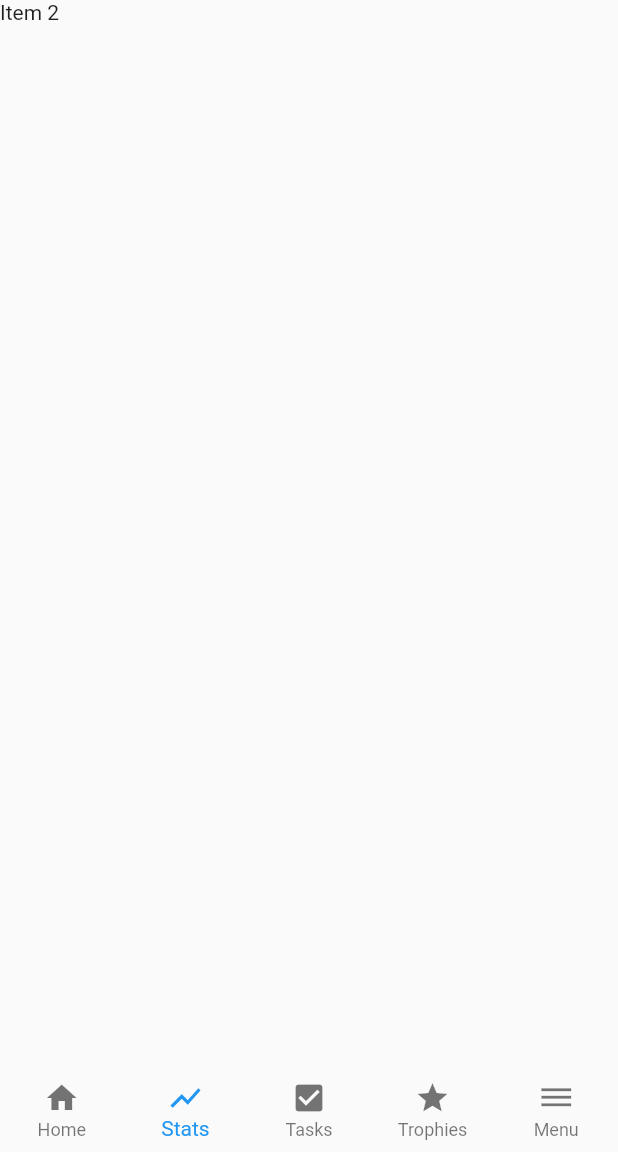
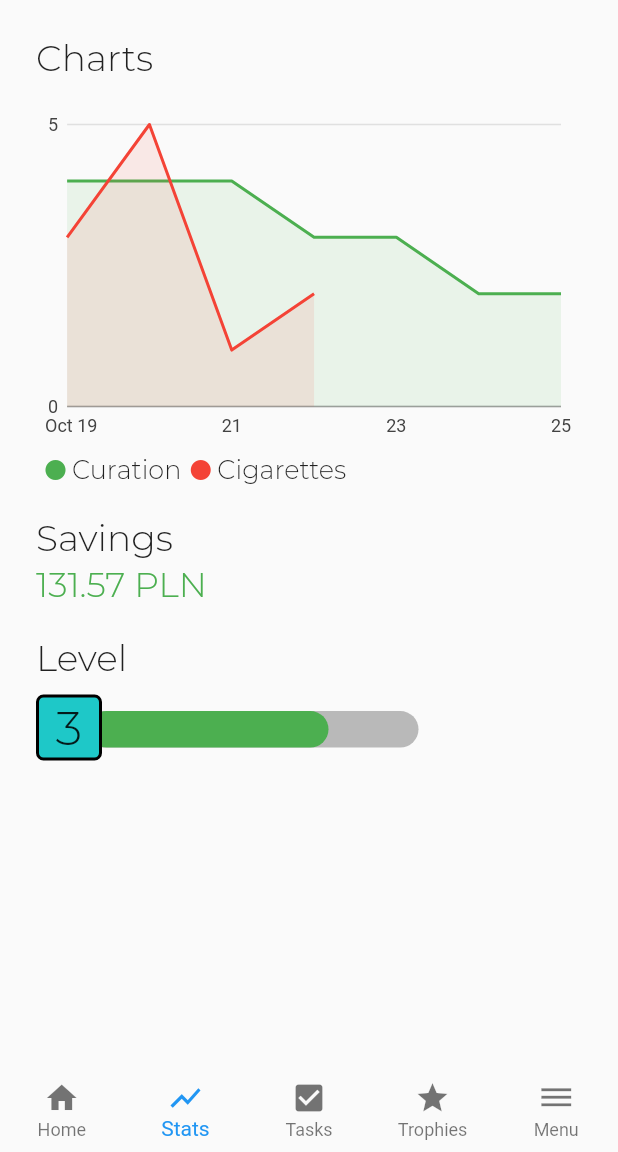
Before and after one commit to agr0chal/Niquit, a Flutter app: the screen it shows after launch, item 2 of the bottom bar chosen, on a phone screen of 412 x 824 dp, the part 84-1236 px from its top. Run offline on Flutter 3.47's test engine with Material 2 defaults, Android fonts, the phone set to English and light mode, and no system bars; our stand-ins replace charts_flutter, sqflite; accounts and stored records are empty.

```diff
--- /dev/null
+++ b/lib/CigChart.dart
@@ -0,0 +1,80 @@
+/// Example of a stacked area chart.
+import 'package:charts_flutter/flutter.dart' as charts;
+import 'package:flutter/material.dart';
+import 'package:niquit/CigSeries.dart';
+
+class SimpleTimeSeriesChart extends StatelessWidget {
+  const SimpleTimeSeriesChart(this.seriesList);
+
+  factory SimpleTimeSeriesChart.withData() {
+    return SimpleTimeSeriesChart(
+      _getData(),
+    );
+  }
+
+  final List<charts.Series<CigSeries, DateTime>> seriesList;
+
+  @override
+  Widget build(BuildContext context) {
+    return Container(
+      height: 230,
+      child: charts.TimeSeriesChart(
+        seriesList,
+        defaultRenderer:
+            new charts.LineRendererConfig(includeArea: true, stacked: false),
+        animate: false,
+        dateTimeFactory: const charts.LocalDateTimeFactory(),
+        domainAxis: charts.DateTimeAxisSpec(
+          tickFormatterSpec: charts.AutoDateTimeTickFormatterSpec(
+            day: charts.TimeFormatterSpec(
+              format: 'EEE',
+              transitionFormat: 'EEE',
+            ),
+          ),
+        ),
+      ),
+    );
+  }
+
+  /// Create one series with sample hard coded data.
+  static List<charts.Series<CigSeries, DateTime>> _getData() {
+    DateTime now = DateTime.now();
+    final date = DateTime(now.year, now.month, now.day);
+
+    final List<CigSeries> cigs = <CigSeries>[
+      CigSeries(date.subtract(Duration(days: 3)), 3),
+      CigSeries(date.subtract(Duration(days: 2)), 5),
+      CigSeries(date.subtract(Duration(days: 1)), 1),
+      CigSeries(date, 2),
+      /*CigSeries(date.add(new Duration(days: 1)), 0),
+      CigSeries(date.add(new Duration(days: 2)), 0),
+      CigSeries(date.add(new Duration(days: 3)), 0),*/
+    ];
+    final List<CigSeries> curation = <CigSeries>[
+      CigSeries(date.subtract(Duration(days: 3)), 4),
+      CigSeries(date.subtract(Duration(days: 2)), 4),
+      CigSeries(date.subtract(Duration(days: 1)), 4),
+      CigSeries(date, 3),
+      CigSeries(date.add(Duration(days: 1)), 3),
+      CigSeries(date.add(Duration(days: 2)), 2),
+      CigSeries(date.add(Duration(days: 3)), 2),
+    ];
+
+    return <charts.Series<CigSeries, DateTime>>[
+      charts.Series<CigSeries, DateTime>(
+        id: 'Curation',
+        colorFn: (_, __) => charts.MaterialPalette.green.shadeDefault,
+        domainFn: (CigSeries data, _) => data.time,
+        measureFn: (CigSeries data, _) => data.cigs,
+        data: curation,
+      ),
+      charts.Series<CigSeries, DateTime>(
+        id: 'Cigarettes',
+        colorFn: (_, __) => charts.MaterialPalette.red.shadeDefault,
+        domainFn: (CigSeries data, _) => data.time,
+        measureFn: (CigSeries data, _) => data.cigs,
+        data: cigs,
+      )
+    ];
+  }
+}
--- /dev/null
+++ b/lib/CigSeries.dart
@@ -0,0 +1,6 @@
+class CigSeries {
+  CigSeries(this.time, this.cigs);
+
+  final DateTime time;
+  final int cigs;
+}
--- /dev/null
+++ b/lib/Screens/StatsScreen.dart
@@ -0,0 +1,132 @@
+import 'package:flutter/material.dart';
+import 'package:niquit/CigChart.dart';
+
+class Stats extends StatefulWidget {
+  @override
+  _StatsState createState() => _StatsState();
+}
+
+class _StatsState extends State<Stats> {
+  int counter = 0;
+  @override
+  void initState() {
+    super.initState();
+  }
+
+
+  @override
+  Widget build(BuildContext context) {
+    return Scaffold(
+      body: Theme(
+        data: ThemeData(fontFamily: 'Montserrat'),
+        child: Padding(
+          padding: const EdgeInsets.only(top:24,left:24,right:24),
+          child: SingleChildScrollView(
+          child: Column(
+            crossAxisAlignment: CrossAxisAlignment.start,
+            children: [
+              Text('Charts',
+                  style: TextStyle(fontSize: 24, fontFamily: 'Montserrat')),
+              const SizedBox(height: 16),
+              SimpleTimeSeriesChart.withData(),
+              const SizedBox(height: 4),
+              Row(
+                crossAxisAlignment: CrossAxisAlignment.center,
+                children: <Widget>[
+                  const SizedBox(width: 5),
+                  Icon(
+                    Icons.brightness_1,
+                    color: Colors.green,
+                    size: 16,
+                  ),
+                  const SizedBox(width: 3),
+                  Text('Curation',
+                      style: TextStyle(fontSize: 17, fontFamily: 'Montserrat')),
+                  const SizedBox(width: 5),
+                  Icon(
+                    Icons.brightness_1,
+                    color: Colors.red,
+                    size: 16,
+                  ),
+                  const SizedBox(width: 3),
+                  Text('Cigarettes',
+                      style: TextStyle(fontSize: 17, fontFamily: 'Montserrat')),
+                ],
+              ),
+              const SizedBox(height: 20),
+              Text('Savings',
+                  style: TextStyle(fontSize: 24, fontFamily: 'Montserrat')),
+              const SizedBox(height: 3),
+              Text('131.57 PLN',
+                  style: TextStyle(
+                      fontSize: 23,
+                      fontFamily: 'Montserrat',
+                      color: Colors.green)),
+              const SizedBox(height: 20),
+              Text('Level',
+                  style: TextStyle(fontSize: 24, fontFamily: 'Montserrat')),
+              const SizedBox(height: 10),
+              /*Row(
+              children: <Widget>[*/
+              SizedBox(
+                width: double.infinity,
+                child: Stack(
+                  children: <Widget>[
+                    Positioned(
+                      width: 220,
+                      height: 24.4,
+                      top: 11,
+                      left: 35,
+                      child: Container(
+                        width: MediaQuery.of(context).size.width,
+                        height: MediaQuery.of(context).size.height,
+                        decoration: BoxDecoration(
+                          color: Colors.black26,
+                          borderRadius: BorderRadius.only(
+                              topRight: Radius.circular(50),
+                              bottomRight: Radius.circular(50)),
+                        ),
+                      ),
+                    ),
+                    Positioned(
+                      width: 160,
+                      height: 24.4,
+                      top: 11,
+                      left: 35,
+                      child: Container(
+                        width: MediaQuery.of(context).size.width,
+                        height: MediaQuery.of(context).size.height,
+                        decoration: BoxDecoration(
+                          color: Colors.green,
+                          borderRadius: BorderRadius.all(Radius.circular(50)),
+                        ),
+                      ),
+                    ),
+                    Container(
+                      width: 44,
+                      height: 44,
+                      decoration: BoxDecoration(
+                        color: Color(0xff1ec8c8),
+                        borderRadius: BorderRadius.all(Radius.circular(5)),
+                        border: Border.all(width:2),
+
+                      ),
+                      child: Center(
+                        child: Text('3',
+                            style: TextStyle(
+                                fontSize: 32, fontFamily: 'Montserrat')),
+                      ),
+                    ),
+                  ],
+                ),
+
+              ),
+              const SizedBox(height: 40),
+            ],
+          ),
+        ),
+        ),
+      ),
+    );
+  }
+}
--- /dev/null
+++ b/lib/data/Tasks.dart
@@ -0,0 +1,5 @@
+  List<String> tasks = [
+    'Smoke 100 cigarettes',
+    'Smoke every 30 minutes',
+    'Smoke 3 cigarettes at once'
+  ];
--- a/lib/main.dart
+++ b/lib/main.dart
@@ -2,6 +2,7 @@ import 'package:flutter/material.dart';
 import './Screens/HomeScreen.dart';
 import './Screens/TasksScreen.dart';
 import './Screens/MenuScreen.dart';
+import './Screens/StatsScreen.dart';
 void main() => runApp(MyApp());
 
 class MyApp extends StatefulWidget {
@@ -15,7 +16,7 @@ class MyAppState extends State<MyApp> {
    int _selectedPage = 0;
    final _pageOptions = [
      Home(),
-     Text('Item 2'),
+     Stats(),
      Tasks(),
      Text('Item 4'),
      MenuScreen(),
--- a/pubspec.yaml
+++ b/pubspec.yaml
@@ -19,7 +19,9 @@ environment:
 dependencies:
   flutter:
     sdk: flutter
-  shared_preferences: ^0.5.3+5
+  charts_flutter: ^0.8.1
+  sqflite: ^1.1.7+1
+  path_provider: ^1.4.0
 
   # The following adds the Cupertino Icons font to your application.
   # Use with the CupertinoIcons class for iOS style icons.
```
Also changed, not shown: lib/Screens/HomeScreen.dart (deleted, +0 -170 lines), lib/Screens/TasksScreen.dart (+41 -25 lines), lib/data/CigModel.dart (added, +45 -0 lines), lib/data/CureModel.dart (added, +41 -0 lines), lib/data/Database.dart (added, +100 -0 lines), pubspec.lock.
